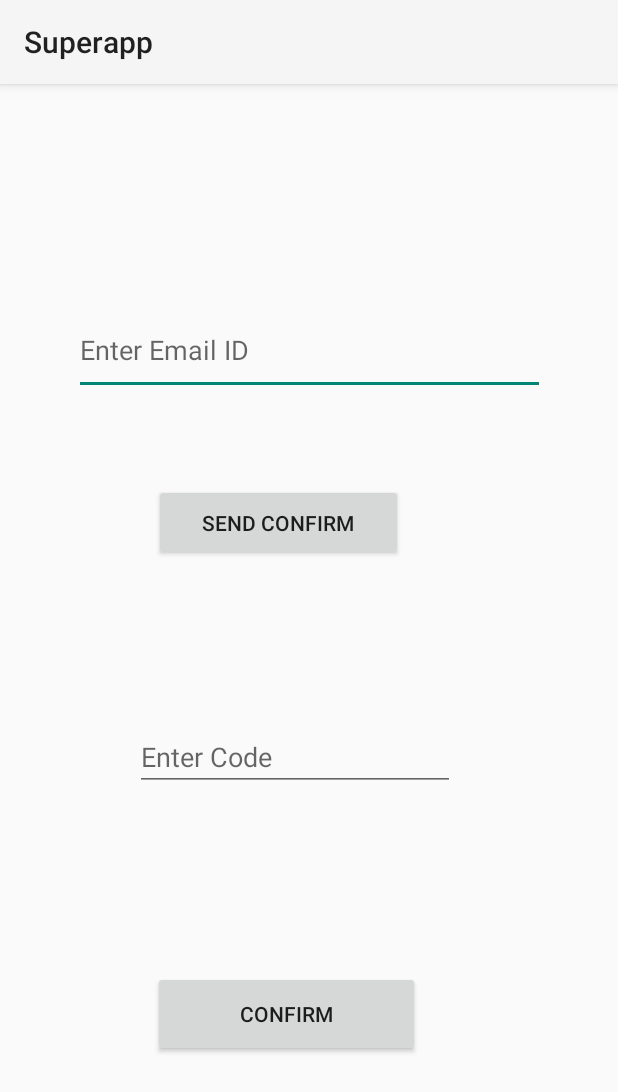
After one commit to sanjayk618-test/Superapp, an Android app built with Jetpack Compose: the Reconfirm screen opened directly, with no data from a screen before it, on a phone screen of 412 x 824 dp. The commit adds this screen. Shown: the top 1092 px of the screen. Run offline under Robolectric (Android 15) with nearby library versions, the phone set to English and light mode, and no system bars; libraries missing offline, so code that uses them is left out: com.amazonaws.mobileconnectors, com.amazonaws.services.

Commit message:
ConfirmActivity

```diff
--- a/app/build.gradle
+++ b/app/build.gradle
@@ -92,7 +92,10 @@ dependencies {
     implementation 'com.amazonaws:aws-android-sdk-cognitoidentityprovider:2.16.13'
 
 
-   //implementation fileTree(include: ['*.jar'], dir: 'libs')
+
+
+
+    //implementation fileTree(include: ['*.jar'], dir: 'libs')
  //   implementation fileTree(include: ['*.jar'], dir: 'app/libs')
 
     // implementation platform('com.google.firebase:firebase-bom:32.2.3')
--- a/app/src/main/AndroidManifest.xml
+++ b/app/src/main/AndroidManifest.xml
@@ -28,12 +28,14 @@
         android:theme="@style/Theme.AppCompat.Light"
         tools:targetApi="tiramisu">
         <activity
+            android:name=".Reconfirm"
+            android:exported="false" />
+        <activity
             android:name=".Signup"
             android:exported="false" />
         <activity
             android:name=".MainActivity2"
-            android:exported="false"
-            />
+            android:exported="false" />
         <activity
             android:name=".ConfirmActivity"
             android:exported="false" />
--- /dev/null
+++ b/app/src/main/java/com/example/superapp/Reconfirm.java
@@ -0,0 +1,49 @@
+package com.example.superapp;
+
+import androidx.appcompat.app.AppCompatActivity;
+
+import android.os.Bundle;
+import android.view.View;
+import android.widget.Button;
+import android.widget.EditText;
+import android.widget.TextView;
+
+
+
+
+
+import com.amazonaws.mobileconnectors.cognitoidentityprovider.CognitoUser;
+import com.amazonaws.services.cognitoidentityprovider.model.ResendConfirmationCodeRequest;
+import com.amazonaws.services.cognitoidentityprovider.model.ResendConfirmationCodeResult;
+
+public class Reconfirm extends AppCompatActivity {
+
+
+    TextView reemail , codesent;     // For creating account
+    //TextView txtForgetPass;     // For retrieving password
+    Button sendcode , confirmcode;
+
+    @Override
+    protected void onCreate(Bundle savedInstanceState) {
+        super.onCreate(savedInstanceState);
+        setContentView(R.layout.activity_reconfirm);
+
+        reemail=findViewById(R.id.editTextTextEmailAddress);
+        sendcode=findViewById(R.id.ReconfirmButton);
+        codesent=findViewById(R.id.reconfirmCode);
+        confirmcode=findViewById(R.id.ConfirmButton);
+
+
+        sendcode.setOnClickListener(new View.OnClickListener(){
+            @Override
+            public void onClick(View v)
+            {
+                Cognito cogni=new Cognito(Reconfirm.this);
+
+            }
+        });
+
+
+
+    }
+}
--- a/app/src/main/java/com/example/superapp/Signup.java
+++ b/app/src/main/java/com/example/superapp/Signup.java
@@ -53,6 +53,8 @@ public class Signup extends AppCompatActivity {
         etRepeatPass = findViewById(R.id.etRepeatPass);
         etConfCode = findViewById(R.id.etConfCode);
 
+        String phone = "+91" + etMobile.getText().toString();
+
         btnSignUp = findViewById(R.id.btnSignUp);
         btnVerify = findViewById(R.id.btnVerify);
 
@@ -63,7 +65,7 @@ public class Signup extends AppCompatActivity {
                 if (etPass.getText().toString().endsWith(etRepeatPass.getText().toString())) {
                     userId = etUsername.getText().toString().replace(" ", "");
                     authentication.addAttribute("name", userId);
-                    authentication.addAttribute("phone_number", etMobile.getText().toString().replace(" ", ""));
+                    authentication.addAttribute("+91"+"phone_number", etMobile.getText().toString().replace(" ", ""));
                     authentication.addAttribute("email", etEmail.getText().toString().replace(" ", ""));
                     authentication.signUpInBackground(userId, etPass.getText().toString());
                 } else {
--- /dev/null
+++ b/app/src/main/res/layout/activity_reconfirm.xml
@@ -0,0 +1,56 @@
+<?xml version="1.0" encoding="utf-8"?>
+<androidx.constraintlayout.widget.ConstraintLayout xmlns:android="http://schemas.android.com/apk/res/android"
+    xmlns:app="http://schemas.android.com/apk/res-auto"
+    xmlns:tools="http://schemas.android.com/tools"
+    android:layout_width="match_parent"
+    android:layout_height="match_parent"
+    tools:context=".Reconfirm">
+
+    <EditText
+        android:id="@+id/editTextTextEmailAddress"
+        android:layout_width="314dp"
+        android:layout_height="59dp"
+        android:layout_marginTop="148dp"
+        android:ems="10"
+        android:hint="@string/EnterEmailID"
+        android:inputType="textEmailAddress"
+        app:layout_constraintEnd_toEndOf="parent"
+        app:layout_constraintStart_toStartOf="parent"
+        app:layout_constraintTop_toTopOf="parent" />
+
+    <Button
+        android:id="@+id/ReconfirmButton"
+        android:layout_width="166dp"
+        android:layout_height="51dp"
+        android:text="Send Confirm"
+        app:layout_constraintBottom_toBottomOf="parent"
+        app:layout_constraintEnd_toEndOf="parent"
+        app:layout_constraintHorizontal_bias="0.416"
+        app:layout_constraintStart_toStartOf="parent"
+        app:layout_constraintTop_toBottomOf="@+id/editTextTextEmailAddress"
+        app:layout_constraintVertical_bias="0.116" />
+
+    <EditText
+        android:id="@+id/reconfirmCode"
+        android:layout_width="wrap_content"
+        android:layout_height="wrap_content"
+        android:layout_marginTop="108dp"
+        android:ems="10"
+        android:hint="Enter Code"
+        android:inputType="number"
+        app:layout_constraintEnd_toEndOf="parent"
+        app:layout_constraintHorizontal_bias="0.452"
+        app:layout_constraintStart_toStartOf="parent"
+        app:layout_constraintTop_toBottomOf="@+id/ReconfirmButton" />
+
+    <Button
+        android:id="@+id/ConfirmButton"
+        android:layout_width="178dp"
+        android:layout_height="57dp"
+        android:text="Confirm"
+        app:layout_constraintBottom_toBottomOf="parent"
+        app:layout_constraintEnd_toEndOf="parent"
+        app:layout_constraintHorizontal_bias="0.437"
+        app:layout_constraintStart_toStartOf="parent"
+        app:layout_constraintTop_toBottomOf="@+id/reconfirmCode" />
+</androidx.constraintlayout.widget.ConstraintLayout>
--- a/app/src/main/res/layout/activity_signup.xml
+++ b/app/src/main/res/layout/activity_signup.xml
@@ -26,7 +26,7 @@
             android:layout_marginTop="12dp"
             android:layout_marginEnd="8dp"
             android:ems="10"
-            android:hint="@string/Username"
+            android:hint="@string/EnterEmailID"
             android:inputType="textPersonName"
             app:layout_constraintEnd_toEndOf="parent"
             app:layout_constraintHorizontal_bias="0.0"
--- a/app/src/main/res/layout/verified.xml
+++ b/app/src/main/res/layout/verified.xml
@@ -69,12 +69,12 @@
         android:layout_width="209dp"
         android:layout_height="30dp"
         android:layout_marginTop="72dp"
-        android:text="Total : 0"
+        android:text="Total RS: 0"
         app:layout_constraintBottom_toTopOf="@+id/confirm_button"
         app:layout_constraintEnd_toEndOf="parent"
-        app:layout_constraintHorizontal_bias="0.41"
+        app:layout_constraintHorizontal_bias="0.445"
         app:layout_constraintStart_toStartOf="parent"
         app:layout_constraintTop_toBottomOf="@+id/count"
-        app:layout_constraintVertical_bias="0.024" />
+        app:layout_constraintVertical_bias="0.0" />
 
 </androidx.constraintlayout.widget.ConstraintLayout>
--- a/app/src/main/res/values/strings.xml
+++ b/app/src/main/res/values/strings.xml
@@ -1,10 +1,10 @@
 <resources>
     <string name="app_name">Superapp</string>
     <string name="title_activity_currentlocation">currentlocation</string>
-    <string name="Username">Username</string>
+    <string name="EnterEmailID">Enter Email ID</string>
     <string name="Password">Password</string>
     <string name="Login">Login</string>
-    <string name="NotAccount">NotAccount</string>
+    <string name="CreateAccount">Create Account</string>
     <string name="Email">Email</string>
     <string name="Mobile">Mobile</string>
     <string name="SignUp">SignUp</string>
@@ -12,4 +12,5 @@
     <string name="AgreeTerms">AgreeTerms</string>
     <string name="ConfCode">ConfCode</string>
     <string name="Verify">Verify</string>
+    <string name="EnterConfirmationCode">ReEnter Confirmation Code</string>
 </resources>
```
Also changed, not shown: app/src/main/java/com/example/superapp/Cognito.java (+31 -6 lines), app/src/main/java/com/example/superapp/Login.java (+10 -0 lines), app/src/main/java/com/example/superapp/VerifiedActivity.java (+11 -1 lines), app/src/main/res/layout/activity_login.xml (+18 -5 lines).
